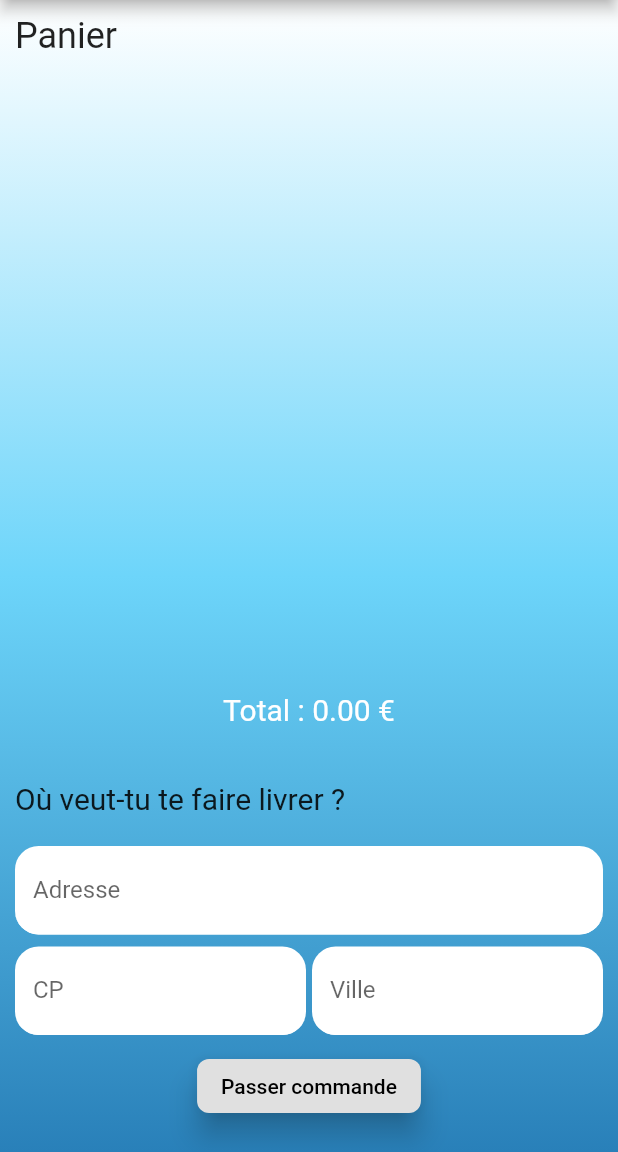
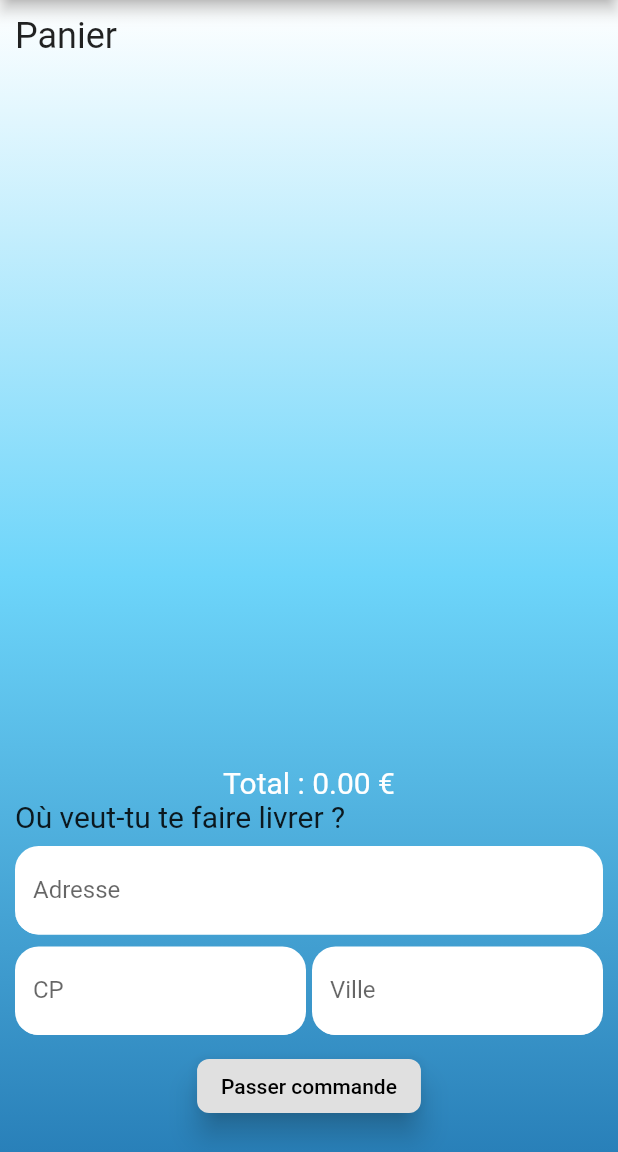
Before and after one commit to LenoirRemi/delivecrous, a Flutter app: the ShopCart screen opened by its route, on a phone screen of 412 x 824 dp, the part 84-1236 px from its top. Run offline on Flutter 3.47's test engine with Material 2 defaults, Android fonts, the phone set to English and light mode, and no system bars.

Commit message:
last update

```diff
--- a/lib/screens/shop_cart.dart
+++ b/lib/screens/shop_cart.dart
@@ -43,7 +43,7 @@ class ShopCart extends StatelessWidget {
                   flex: 9,
                 ),
                 Expanded(
-                  flex: 1,
+                  flex: 0,
                   child: Text(
                     "Total : " + cart.totalPrice.toStringAsFixed(2) + " €",
                     style: TextStyle(
@@ -53,7 +53,7 @@ class ShopCart extends StatelessWidget {
                   ),
                 ),
                 Expanded(
-                  flex: 1,
+                  flex: 0,
                   child: Row(
                     children: [
                       Text("Où veut-tu te faire livrer ?",
```
Also changed, not shown: 1 other file.
